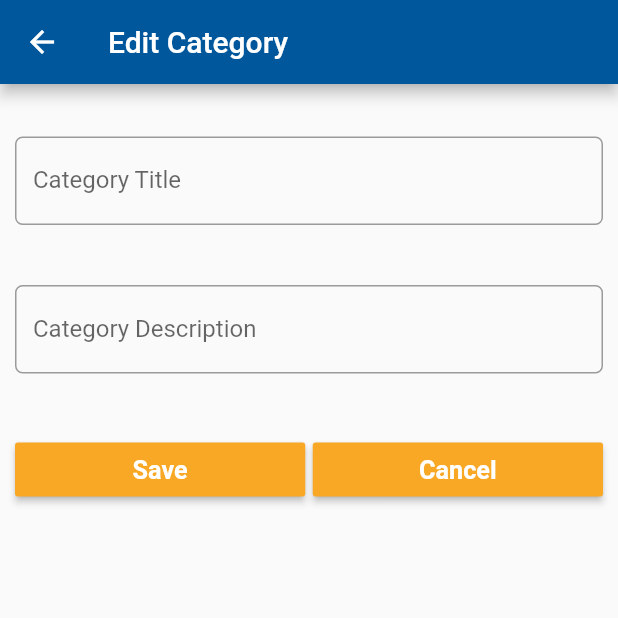
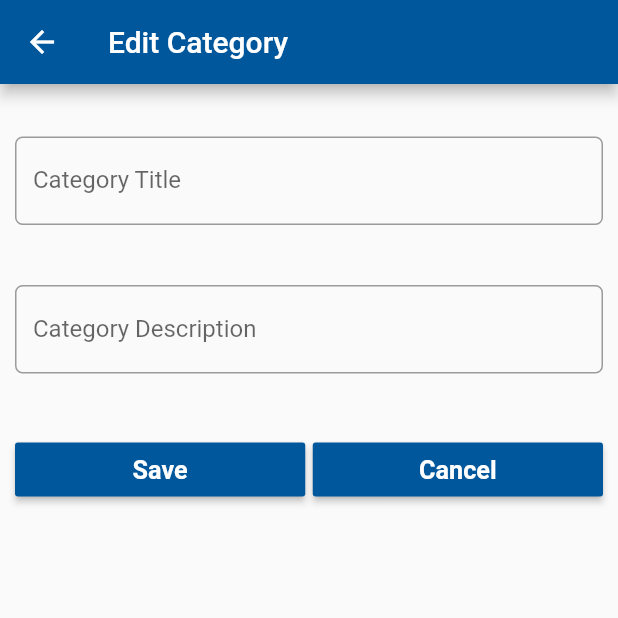
Before and after one commit to hhidayatinc/simple_note, a Flutter app: the KategoriForm screen opened directly with empty values, on a phone screen of 412 x 824 dp, the top half of it. Run offline on Flutter 3.47's test engine with Material 2 defaults, Android fonts, the phone set to English and light mode, and no system bars; our stand-ins replace sqflite; accounts and stored records are empty; statements that could not run were skipped.

Commit message:
akhirnya bisa

```diff
--- a/lib/pages/kategoriForm.dart
+++ b/lib/pages/kategoriForm.dart
@@ -71,7 +71,7 @@ class KategoriFormState extends State<KategoriForm> {
               Expanded(
                 // ignore: deprecated_member_use
                 child: RaisedButton(
-                  color: Colors.yellow[800],
+                  color: Colors.lightBlue[900],
                   textColor: Colors.white,
                   child: Text(
                     'Save',
@@ -100,7 +100,7 @@ class KategoriFormState extends State<KategoriForm> {
               Expanded(
                 // ignore: deprecated_member_use
                 child: RaisedButton(
-                  color: Colors.yellow[800],
+                  color: Colors.lightBlue[900],
                   textColor:  Colors.white,
                   child: Text(
                     'Cancel',
--- a/lib/pages/kontenHome.dart
+++ b/lib/pages/kontenHome.dart
@@ -125,12 +125,14 @@ class HomePageState extends State<HomePage> {
               ),
               trailing: GestureDetector(
                 child: Icon(Icons.delete),
+                //delete
                 onTap: () async {
                   dbHelper.deleteKonten(kontenList[index].id);
                   updateListView();
                 },
               ),
               onTap: () async {
+                //edit
                 var konten = await navigateToEntryForm(
                     context, this.kontenList[index]);
                 if (konten != null) dbHelper.updateKonten(konten);
```
Also changed, not shown: lib/helper/dbHelper.dart (+25 -12 lines), lib/models/kategori.dart (+6 -1 lines), lib/models/konten.dart (+7 -1 lines), lib/pages/kategoriHome.dart (+12 -6 lines), lib/pages/kontenForm.dart (+21 -7 lines).
